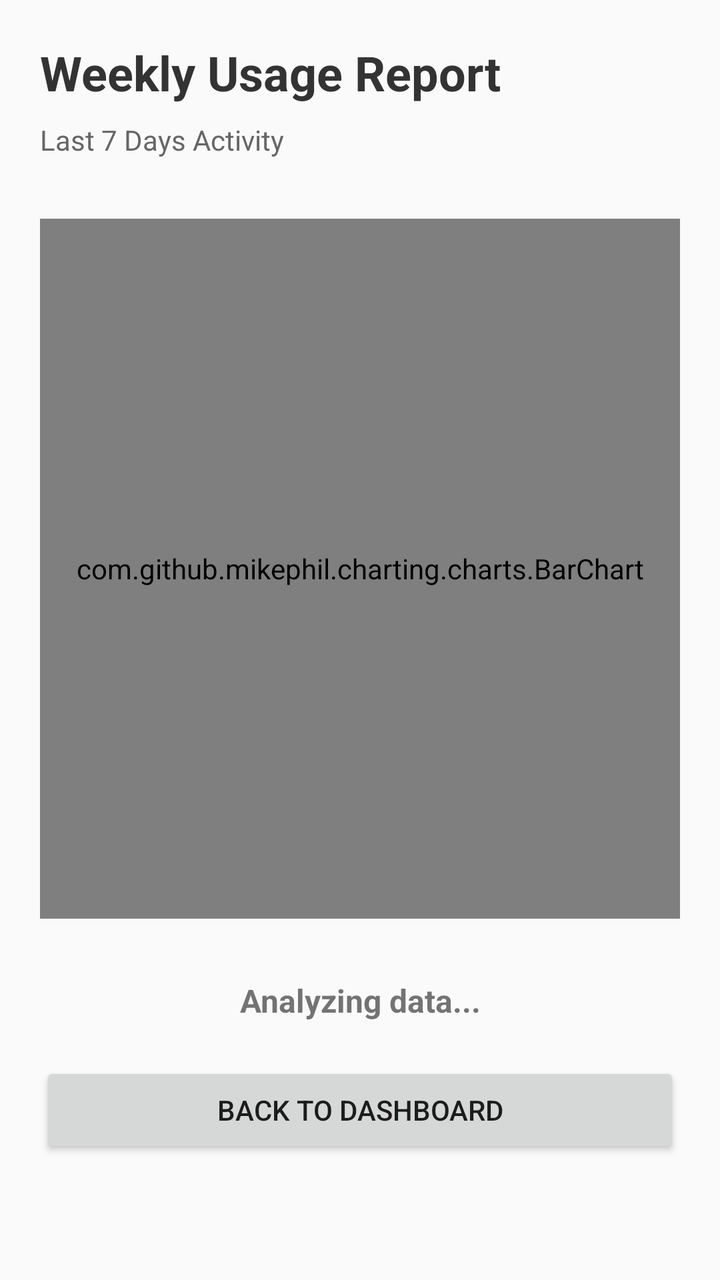
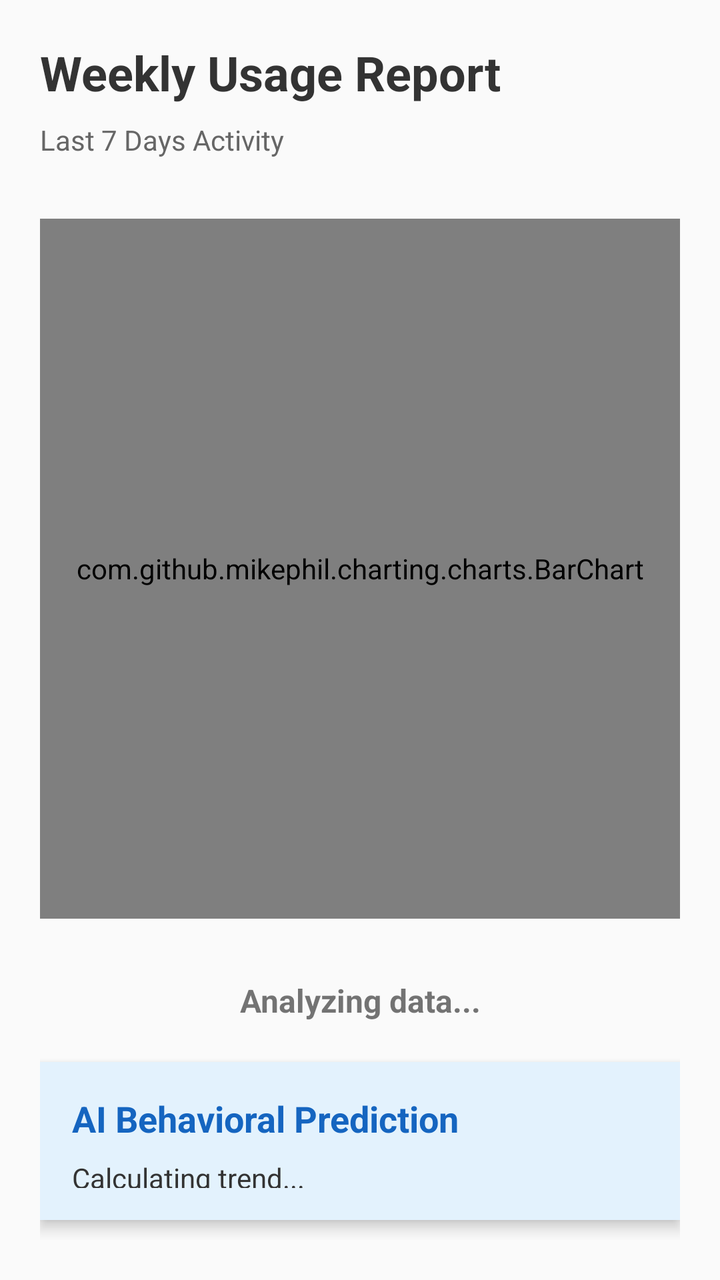

An Android layout rendered at two revisions. The XML below is the earlier revision; the diff shows what the commit changed to produce the second picture.
<!-- AndroidManifest.xml: application theme Theme.AppCompat.Light.NoActionBar -->
<!-- res/layout/activity_weekly_stats.xml -->
<?xml version="1.0" encoding="utf-8"?>
<LinearLayout xmlns:android="http://schemas.android.com/apk/res/android"
    android:orientation="vertical"
    android:layout_width="match_parent"
    android:layout_height="match_parent"
    android:padding="20dp"
    android:background="#FAFAFA">

    <TextView
        android:text="Weekly Usage Report"
        android:textSize="24sp"
        android:textStyle="bold"
        android:textColor="#333"
        android:layout_marginBottom="8dp"
        android:layout_width="wrap_content"
        android:layout_height="wrap_content"/>

    <TextView
        android:text="Last 7 Days Activity"
        android:textSize="14sp"
        android:textColor="#666"
        android:layout_marginBottom="30dp"
        android:layout_width="wrap_content"
        android:layout_height="wrap_content"/>

    
    <com.github.mikephil.charting.charts.BarChart
        android:id="@+id/barChart"
        android:layout_width="match_parent"
        android:layout_height="350dp"/>

    
    <TextView
        android:id="@+id/tvWeeklySummary"
        android:text="Analyzing data..."
        android:layout_marginTop="30dp"
        android:gravity="center"
        android:textSize="16sp"
        android:textStyle="bold"
        android:layout_width="match_parent"
        android:layout_height="wrap_content"/>

    <Button
        android:id="@+id/btnBack"
        android:text="Back to Dashboard"
        android:layout_marginTop="20dp"
        android:layout_width="match_parent"
        android:layout_height="wrap_content"/>

</LinearLayout>
<!-- resources referenced by this layout -->
<resources>

</resources>

<!-- the commit's change to res/layout/activity_weekly_stats.xml (unified diff, before → after) -->
@@ -39,7 +39,38 @@
         android:textStyle="bold"
         android:layout_width="match_parent"
         android:layout_height="wrap_content"/>
+    
 
+    
+    <LinearLayout
+        android:orientation="vertical"
+        android:background="#E3F2FD"
+        android:padding="16dp"
+        android:elevation="4dp"
+        android:layout_marginTop="20dp"
+        android:layout_marginBottom="10dp"
+        android:layout_width="match_parent"
+        android:layout_height="wrap_content">
+
+        <TextView
+            android:text="AI Behavioral Prediction"
+            android:textStyle="bold"
+            android:textColor="#1565C0"
+            android:textSize="18sp"
+            android:layout_width="wrap_content"
+            android:layout_height="wrap_content"/>
+
+        <TextView
+            android:id="@+id/tvPrediction"
+            android:text="Calculating trend..."
+            android:textSize="14sp"
+            android:layout_marginTop="8dp"
+            android:textColor="#333"
+            android:layout_width="wrap_content"
+            android:layout_height="wrap_content"/>
+    </LinearLayout>
+
+    
     <Button
         android:id="@+id/btnBack"
         android:text="Back to Dashboard"
